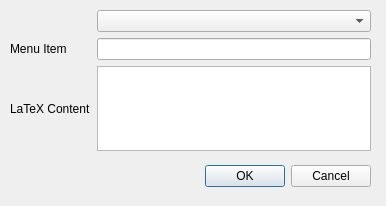
Above: usermenudialog.ui from orao/texmaker before the change. Below: the same form after it.
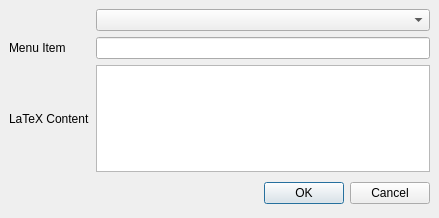
That is the form after the change.

Patch:
```diff
--- a/usermenudialog.ui
+++ b/usermenudialog.ui
@@ -8,32 +8,21 @@
    <rect>
     <x>0</x>
     <y>0</y>
-    <width>386</width>
-    <height>206</height>
+    <width>439</width>
+    <height>218</height>
    </rect>
   </property>
   <property name="windowTitle" >
    <string>Edit User Tags</string>
   </property>
-  <widget class="QWidget" name="layoutWidget_2" >
-   <property name="geometry" >
-    <rect>
-     <x>10</x>
-     <y>10</y>
-     <width>311</width>
-     <height>121</height>
-    </rect>
+  <layout class="QGridLayout" >
+   <property name="margin" >
+    <number>9</number>
    </property>
-  </widget>
-  <widget class="QWidget" name="layoutWidget" >
-   <property name="geometry" >
-    <rect>
-     <x>10</x>
-     <y>160</y>
-     <width>361</width>
-     <height>33</height>
-    </rect>
+   <property name="spacing" >
+    <number>6</number>
    </property>
+   <item row="1" column="0" >
    <layout class="QHBoxLayout" >
     <property name="margin" >
      <number>0</number>
@@ -69,16 +58,8 @@
      </widget>
     </item>
    </layout>
-  </widget>
-  <widget class="QWidget" name="" >
-   <property name="geometry" >
-    <rect>
-     <x>10</x>
-     <y>10</y>
-     <width>361</width>
-     <height>141</height>
-    </rect>
-   </property>
+   </item>
+   <item row="0" column="0" >
    <layout class="QGridLayout" >
     <property name="margin" >
      <number>0</number>
@@ -110,9 +91,16 @@
      </widget>
     </item>
    </layout>
-  </widget>
- </widget>
- <pixmapfunction></pixmapfunction>
+   </item>
+  </layout>
+ </widget>
+ <tabstops>
+  <tabstop>comboBox</tabstop>
+  <tabstop>itemEdit</tabstop>
+  <tabstop>tagEdit</tabstop>
+  <tabstop>okButton</tabstop>
+  <tabstop>cancelButton</tabstop>
+ </tabstops>
  <resources/>
  <connections>
   <connection>
```
Left out of the diff: 3 changed lines with no effect on the pictures. Lines whose indentation alone changed are shown as unchanged.
